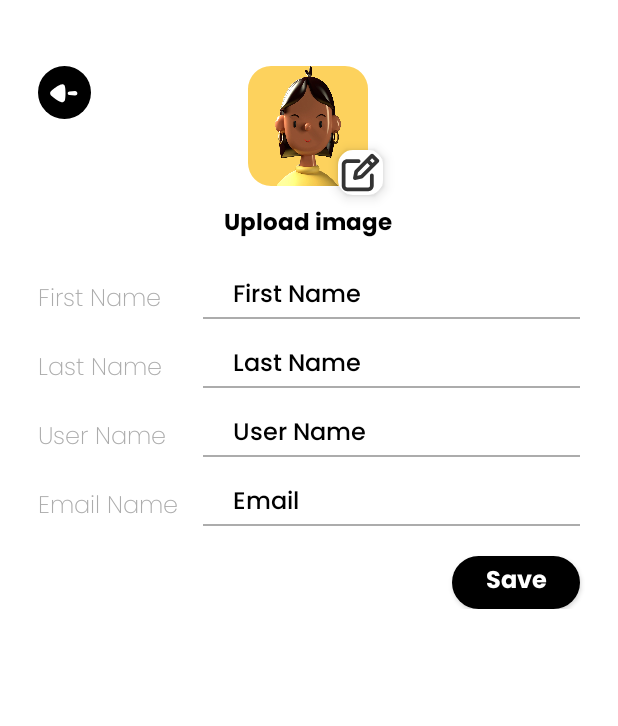
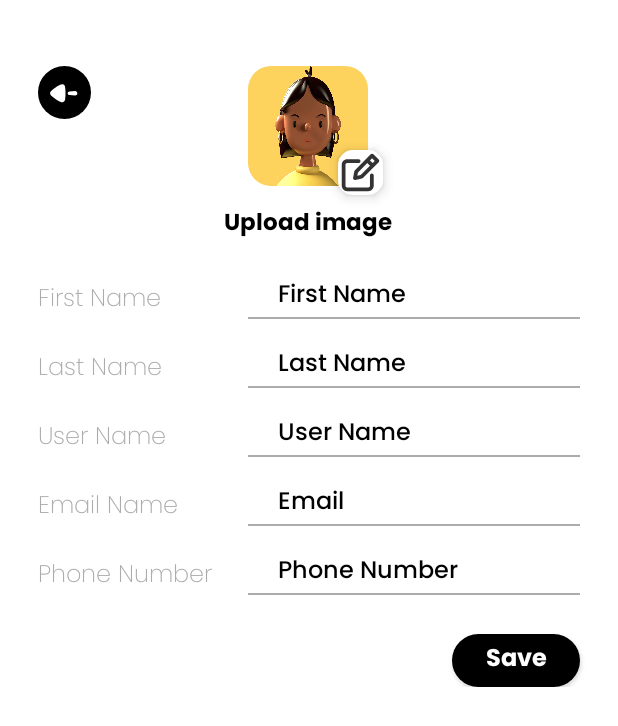
Before and after one commit to htien120802/ecommerce-mobile-app, an Android app: the layout activity_personal_details.xml on its own in the app's theme, with its tools: preview values and no code run, on a phone screen of 412 x 824 dp. Shown: the top 726 px of the screen. Run offline under Robolectric (Android 15) with nearby library versions, the phone set to English and light mode, and no system bars.

Commit message:
Update UI

```diff
--- a/app/build.gradle
+++ b/app/build.gradle
@@ -46,6 +46,9 @@ dependencies {
     androidTestImplementation 'androidx.test.ext:junit:1.1.5'
     androidTestImplementation 'androidx.test.espresso:espresso-core:3.5.1'
 
+    //Toast
+    implementation 'io.github.muddz:styleabletoast:2.4.0'
+
     // Network & Retrofit
     implementation 'com.squareup.retrofit2:retrofit:2.9.0'
     implementation 'com.squareup.retrofit2:converter-gson:2.9.0'
--- a/app/src/main/res/layout/activity_personal_details.xml
+++ b/app/src/main/res/layout/activity_personal_details.xml
@@ -73,6 +73,66 @@
             app:layout_constraintStart_toStartOf="parent"
             app:layout_constraintTop_toBottomOf="@+id/LayoutImageProfileDetail">
 
+            <Button
+                android:id="@+id/btnSaveProfileDetail"
+                android:layout_width="85dp"
+                android:layout_height="35dp"
+                android:layout_marginTop="20dp"
+                android:layout_marginEnd="25dp"
+                android:background="@drawable/custom_btn_primary"
+                android:fontFamily="@font/poppins_bold"
+                android:text="Save"
+                android:textAllCaps="false"
+                android:textSize="16sp"
+                app:layout_constraintEnd_toEndOf="parent"
+                app:layout_constraintTop_toBottomOf="@+id/LayoutPhoneNumber" />
+
+            <androidx.constraintlayout.widget.ConstraintLayout
+                android:id="@+id/LayoutPhoneNumber"
+                android:layout_width="match_parent"
+                android:layout_height="wrap_content"
+                android:layout_marginStart="25dp"
+                android:layout_marginEnd="25dp"
+                android:paddingBottom="5dp"
+                app:layout_constraintEnd_toEndOf="parent"
+                app:layout_constraintHorizontal_bias="0.0"
+                app:layout_constraintStart_toStartOf="parent"
+                app:layout_constraintTop_toBottomOf="@+id/LayoutEmail">
+
+                <TextView
+                    android:id="@+id/tvPhoneNumberProfileDetail"
+                    android:layout_width="wrap_content"
+                    android:layout_height="wrap_content"
+                    android:layout_marginTop="14dp"
+                    android:fontFamily="@font/poppins_extralight"
+                    android:text="Phone Number"
+                    android:textColor="#acacac"
+                    android:textSize="16sp"
+                    app:layout_constraintStart_toStartOf="parent"
+                    app:layout_constraintTop_toTopOf="parent"
+                    tools:fontFamily="@font/poppins_bold" />
+
+                <EditText
+                    android:id="@+id/etPhoneNumberProfileDetail"
+                    android:layout_width="match_parent"
+                    android:layout_height="40dp"
+                    android:layout_marginStart="140dp"
+                    android:background="@drawable/custom_input_profile_detail"
+                    android:ems="10"
+                    android:fontFamily="@font/poppins_medium"
+                    android:hint="Phone Number"
+                    android:inputType="textPersonName"
+                    android:paddingLeft="20dp"
+                    android:paddingTop="10dp"
+                    android:textColor="@color/black"
+                    android:textColorHint="@color/black"
+                    android:textSize="16sp"
+                    app:layout_constraintEnd_toEndOf="parent"
+                    app:layout_constraintStart_toEndOf="@+id/tvPhoneNumberProfileDetail"
+                    app:layout_constraintTop_toTopOf="parent" />
+
+            </androidx.constraintlayout.widget.ConstraintLayout>
+
             <androidx.constraintlayout.widget.ConstraintLayout
                 android:id="@+id/LayoutFirstName"
                 android:layout_width="match_parent"
@@ -101,7 +161,7 @@
                     android:id="@+id/etFirstNameProfileDetail"
                     android:layout_width="match_parent"
                     android:layout_height="40dp"
-                    android:layout_marginStart="110dp"
+                    android:layout_marginStart="140dp"
                     android:background="@drawable/custom_input_profile_detail"
                     android:ems="10"
                     android:fontFamily="@font/poppins_medium"
@@ -145,7 +205,7 @@
                     android:id="@+id/etLastNameProfileDetail"
                     android:layout_width="match_parent"
                     android:layout_height="40dp"
-                    android:layout_marginStart="110dp"
+                    android:layout_marginStart="140dp"
                     android:background="@drawable/custom_input_profile_detail"
                     android:ems="10"
                     android:fontFamily="@font/poppins_medium"
@@ -190,7 +250,7 @@
                     android:id="@+id/etUserNameProfileDetail"
                     android:layout_width="match_parent"
                     android:layout_height="40dp"
-                    android:layout_marginStart="110dp"
+                    android:layout_marginStart="140dp"
                     android:background="@drawable/custom_input_profile_detail"
                     android:ems="10"
                     android:fontFamily="@font/poppins_medium"
@@ -235,7 +295,7 @@
                     android:id="@+id/etEmailProfileDetail"
                     android:layout_width="match_parent"
                     android:layout_height="40dp"
-                    android:layout_marginStart="110dp"
+                    android:layout_marginStart="140dp"
                     android:background="@drawable/custom_input_profile_detail"
                     android:ems="10"
                     android:fontFamily="@font/poppins_medium"
@@ -251,19 +311,6 @@
                     app:layout_constraintTop_toTopOf="parent" />
             </androidx.constraintlayout.widget.ConstraintLayout>
 
-            <Button
-                android:id="@+id/btnSaveProfileDetail"
-                android:layout_width="85dp"
-                android:layout_height="35dp"
-                android:layout_marginTop="14dp"
-                android:layout_marginEnd="25dp"
-                android:background="@drawable/custom_btn_primary"
-                android:fontFamily="@font/poppins_bold"
-                android:text="Save"
-                android:textAllCaps="false"
-                android:textSize="16sp"
-                app:layout_constraintEnd_toEndOf="parent"
-                app:layout_constraintTop_toBottomOf="@+id/LayoutEmail" />
+        </androidx.constraintlayout.widget.ConstraintLayout>
 
-        </androidx.constraintlayout.widget.ConstraintLayout>
 </androidx.constraintlayout.widget.ConstraintLayout>
--- a/app/src/main/res/layout/activity_sign_up.xml
+++ b/app/src/main/res/layout/activity_sign_up.xml
@@ -139,7 +139,6 @@
                             android:background="@drawable/custom_input_profile_detail"
                             android:ems="10"
                             android:fontFamily="@font/poppins_medium"
-                            android:hint="Confirm Password"
                             android:inputType="textPassword"
                             android:textColor="@color/black"
                             android:textSize="16sp"
@@ -310,8 +309,8 @@
 
                     <ImageView
                         android:id="@+id/imgLogoStore"
-                        android:layout_width="match_parent"
-                        android:layout_height="match_parent"
+                        android:layout_width="200dp"
+                        android:layout_height="200dp"
                         android:layout_marginStart="60dp"
                         android:layout_marginEnd="60dp"
                         android:background="@drawable/logo_store"
@@ -336,6 +335,7 @@
                     android:id="@+id/LayoutSubmit"
                     android:layout_width="match_parent"
                     android:layout_height="wrap_content"
+                    android:paddingBottom="20dp"
                     app:layout_constraintTop_toBottomOf="@+id/LayoutInfoAddress">
 
                     <Button
--- a/app/src/main/res/layout/list_item.xml
+++ b/app/src/main/res/layout/list_item.xml
@@ -40,12 +40,13 @@
             <TextView
                 android:id="@+id/tvNameItemList"
                 android:layout_width="match_parent"
-                android:layout_height="80dp"
+                android:layout_height="40dp"
                 android:layout_marginStart="10dp"
                 android:layout_marginTop="12dp"
                 android:layout_marginEnd="10dp"
                 android:fontFamily="@font/poppins_bold"
-                android:text="@{product.shortName}"
+                android:text="@{product.shortName + @string/dotName}"
+                android:maxLength="20"
                 android:textColor="@color/black"
                 android:textSize="14sp"
                 app:layout_constraintEnd_toEndOf="parent"
--- a/app/src/main/res/values/colors.xml
+++ b/app/src/main/res/values/colors.xml
@@ -12,4 +12,6 @@
     <color name="rate">#FFAB07</color>
     <color name="signupin">#1E1E1E</color>
     <color name="facebook">#3B5998</color>
+    <color name="toastRed">#ff5f65</color>
+    <color name="toastGreen">#6fc57e</color>
 </resources>
--- a/app/src/main/res/values/strings.xml
+++ b/app/src/main/res/values/strings.xml
@@ -3,4 +3,5 @@
     <!-- TODO: Remove or change this placeholder text -->
     <string name="hello_blank_fragment">Hello blank fragment</string>
     <string name="currency"> $</string>
+    <string name="dotName">...</string>
 </resources>
```
Also changed, not shown: app/src/main/res/layout/activity_address_shipping.xml (added, +185 -0 lines), app/src/main/res/layout/activity_item_details.xml (+7 -1 lines), app/src/main/res/layout/activity_sign_in.xml (+7 -6 lines), app/src/main/res/layout/fragment_cart.xml (+4 -3 lines), app/src/main/res/layout/list_item_cart.xml (+16 -14 lines), app/src/main/res/values/custom_style.xml (+20 -0 lines).
